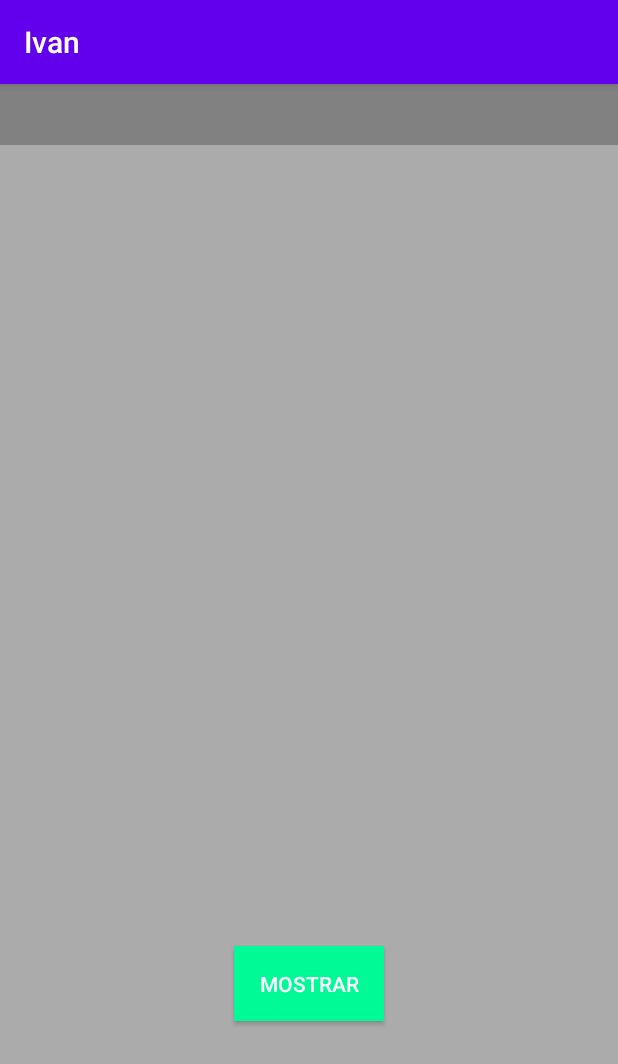
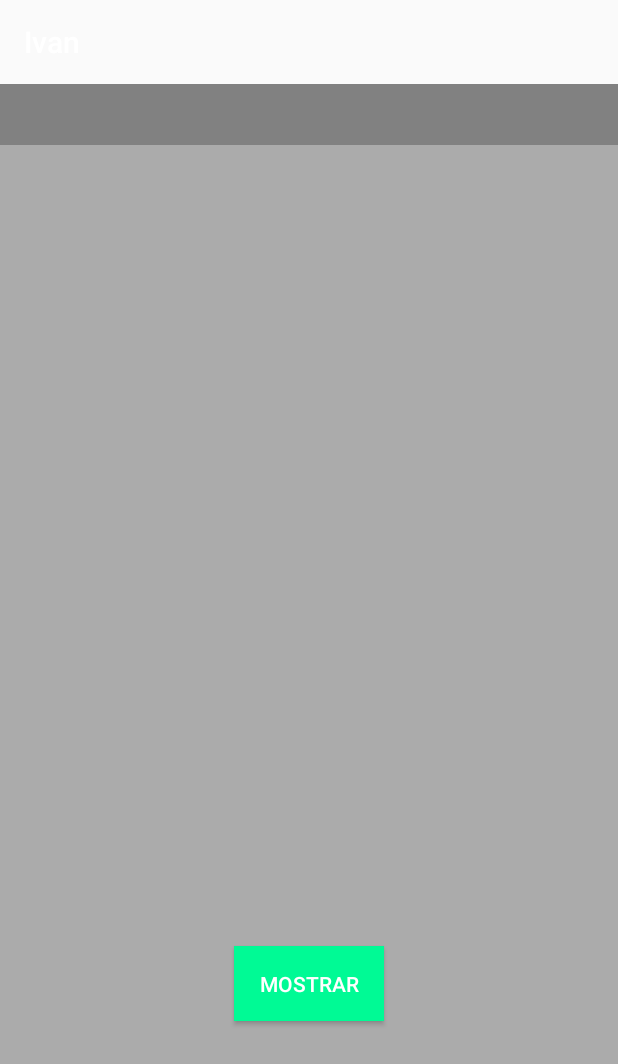
Before and after one commit to rolando-ivan/arrays, an Android app: the screen it shows after launch (MainActivity), on a phone screen of 412 x 824 dp. Shown: the top 1064 px of the screen. Run offline under Robolectric (Android 15) with nearby library versions, the phone set to English and light mode, and no system bars.

Commit message:
hola message

```diff
--- a/app/src/main/res/values/colors.xml
+++ b/app/src/main/res/values/colors.xml
@@ -1,6 +1,6 @@
 <?xml version="1.0" encoding="utf-8"?>
 <resources>
-    <color name="colorPrimary">#6200EE</color>
-    <color name="colorPrimaryDark">#3700B3</color>
+    <color name="colorPrimary">#006200EE</color>
+    <color name="colorPrimaryDark">#003700B3</color>
     <color name="colorAccent">#03DAC5</color>
 </resources>
```
